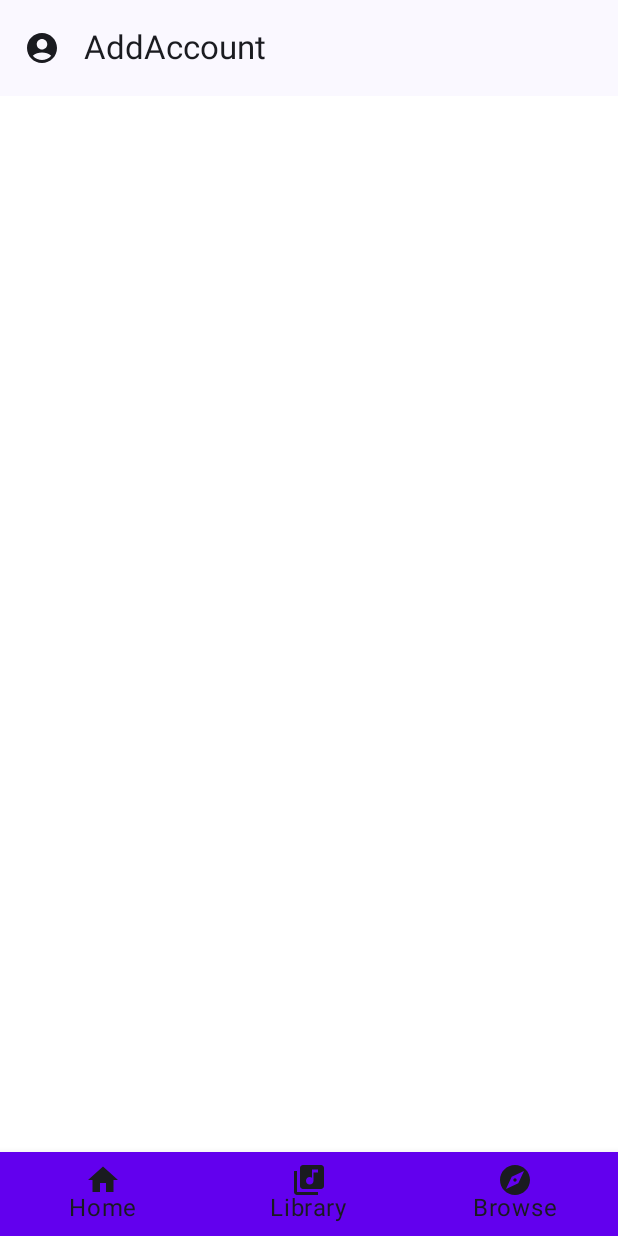
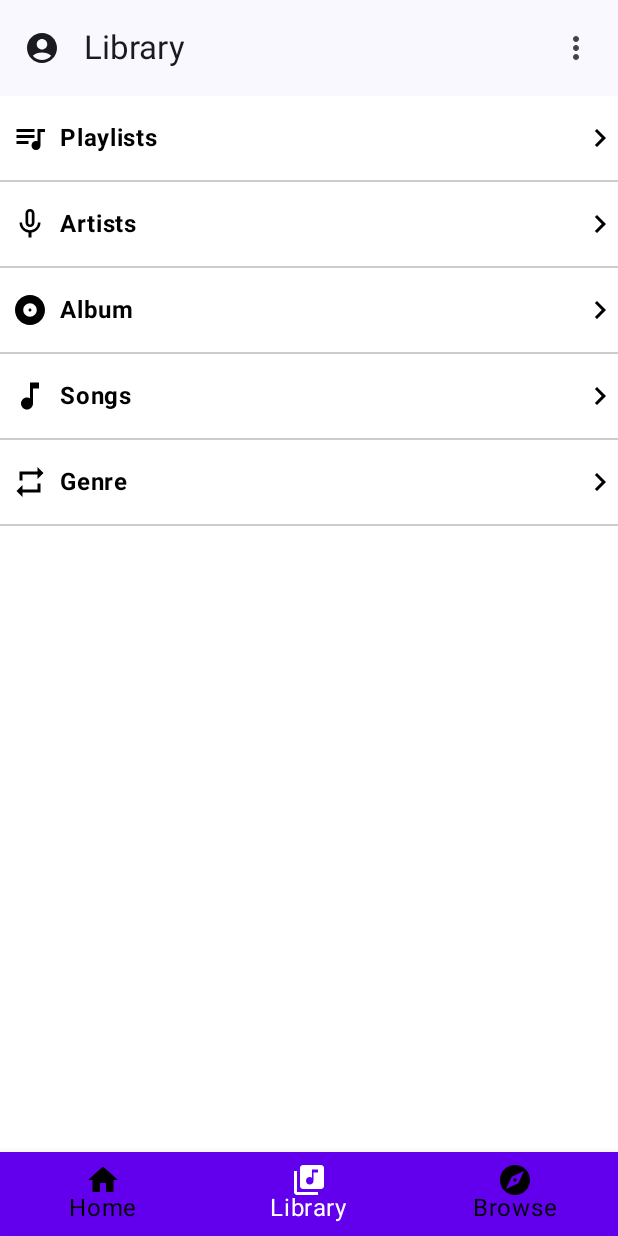
Before and after one commit to KaeithEmmanuel/MusicAppUi, an Android app built with Jetpack Compose: the screen it shows after launch (MainActivity), item 2 of the bottom bar chosen, on a phone screen of 412 x 824 dp. Run offline under Robolectric (Android 15) with nearby library versions, the phone set to English and light mode, and no system bars.

Commit message:
UI PRACTICE DONE

```diff
--- /dev/null
+++ b/app/src/main/java/com/example/musicappui/Dummy.kt
@@ -0,0 +1,14 @@
+package com.example.musicappui
+
+import androidx.annotation.DrawableRes
+
+data class Lib(@DrawableRes val icon:Int,
+    val name:String)
+
+val libraries= listOf<Lib>(
+    Lib(R.drawable.baseline_queue_music_24,name="Playlists"),
+    Lib(R.drawable.baseline_mic_none_24,name="Artists"),
+    Lib(R.drawable.baseline_album_24,name="Album"),
+    Lib(R.drawable.baseline_music_note_24, name = "Songs"),
+    Lib(R.drawable.baseline_repeat_24, name = "Genre")
+)
--- a/app/src/main/java/com/example/musicappui/ui/theme/HomeView.kt
+++ b/app/src/main/java/com/example/musicappui/ui/theme/HomeView.kt
@@ -17,6 +17,7 @@ import androidx.compose.ui.Alignment
 import androidx.compose.ui.Modifier
 import androidx.compose.ui.graphics.Color
 import androidx.compose.ui.res.painterResource
+import androidx.compose.ui.text.font.FontWeight
 import androidx.compose.ui.unit.dp
 import com.example.musicappui.R
 
@@ -28,7 +29,8 @@ fun Home() {
     LazyColumn {
         grouped.forEach {
             stickyHeader {
-                Text(text = it.value[0], modifier = Modifier.padding(16.dp))
+                Text(text = it.value[0], modifier = Modifier.padding(16.dp),color = Color.Black,
+                    fontWeight = FontWeight.Bold)
                 LazyRow {
                     items(categories) { cat ->
                         BrowserItem(cat, drawable = R.drawable.baseline_explore_24)
@@ -51,7 +53,8 @@ fun BrowserItem(cat: String, drawable: Int) {
             verticalArrangement = Arrangement.Center,
             horizontalAlignment = Alignment.CenterHorizontally
         ) {
-            Text(text = cat)
+            Text(text = cat,color = Color.Black,
+                fontWeight = FontWeight.Bold)
             Image(painter = painterResource(id = drawable), contentDescription = cat)
         }
     }
--- /dev/null
+++ b/app/src/main/java/com/example/musicappui/ui/theme/LibraryView.kt
@@ -0,0 +1,57 @@
+package com.example.musicappui.ui.theme
+
+import androidx.compose.foundation.layout.Arrangement
+import androidx.compose.foundation.layout.Column
+import androidx.compose.foundation.layout.Row
+import androidx.compose.foundation.layout.fillMaxSize
+import androidx.compose.foundation.layout.fillMaxWidth
+import androidx.compose.foundation.layout.padding
+import androidx.compose.foundation.lazy.LazyColumn
+import androidx.compose.foundation.lazy.items
+import androidx.compose.material.icons.Icons
+import androidx.compose.material.icons.filled.KeyboardArrowRight
+import androidx.compose.material3.Divider
+import androidx.compose.material3.Icon
+import androidx.compose.material3.Text
+import androidx.compose.runtime.Composable
+import androidx.compose.ui.Modifier
+import androidx.compose.ui.graphics.Color
+import androidx.compose.ui.res.painterResource
+import androidx.compose.ui.text.font.FontWeight
+import androidx.compose.ui.unit.dp
+import com.example.musicappui.Lib
+import com.example.musicappui.libraries
+
+@Composable
+fun Library() {
+    LazyColumn() {
+        items(libraries) { lib ->
+            LibItem(lib = lib)
+        }
+    }
+}
+
+@Composable
+fun LibItem(lib: Lib) {
+    Column {
+        Row(
+            modifier = Modifier
+                .fillMaxWidth()
+                .padding(vertical = 16.dp),
+            horizontalArrangement = Arrangement.SpaceBetween
+        ) {
+            Row {
+                Icon(
+                    painter = painterResource(id = lib.icon),
+                    modifier = Modifier.padding(horizontal = 8.dp),
+                    contentDescription = lib.name,
+                    tint = Color.Black
+                )
+                Text(text = lib.name,color = Color.Black,
+                    fontWeight = FontWeight.Bold)
+            }
+            Icon(imageVector = Icons.Filled.KeyboardArrowRight, tint = Color.Black, contentDescription = null)
+        }
+    }
+    Divider(color = Color.LightGray)
+}
--- a/app/src/main/java/com/example/musicappui/ui/theme/MainView.kt
+++ b/app/src/main/java/com/example/musicappui/ui/theme/MainView.kt
@@ -1,37 +1,51 @@
 package com.example.musicappui.ui
 
+import android.util.Log
 import androidx.compose.foundation.background
 import androidx.compose.foundation.clickable
+import androidx.compose.foundation.layout.Arrangement
+import androidx.compose.foundation.layout.Box
+import androidx.compose.foundation.layout.Column
 import androidx.compose.foundation.layout.PaddingValues
 import androidx.compose.foundation.layout.Row
+import androidx.compose.foundation.layout.fillMaxSize
 import androidx.compose.foundation.layout.fillMaxWidth
+import androidx.compose.foundation.layout.height
 import androidx.compose.foundation.layout.padding
 import androidx.compose.foundation.layout.wrapContentSize
 import androidx.compose.foundation.lazy.LazyColumn
 import androidx.compose.foundation.lazy.items
+import androidx.compose.foundation.shape.RoundedCornerShape
 import androidx.compose.material.BottomNavigation
 import androidx.compose.material.BottomNavigationItem
+import androidx.compose.material.ExperimentalMaterialApi
 import androidx.compose.material.MaterialTheme
+import androidx.compose.material.ModalBottomSheetLayout
+import androidx.compose.material.ModalBottomSheetValue
+import androidx.compose.material.Scaffold
 import androidx.compose.material.ScaffoldState
 import androidx.compose.material.icons.Icons
 import androidx.compose.material.icons.filled.AccountCircle
+import androidx.compose.material.icons.filled.MoreVert
+import androidx.compose.material.primarySurface
 import androidx.compose.material.rememberScaffoldState
 import androidx.compose.material3.ExperimentalMaterial3Api
 import androidx.compose.material3.Icon
 import androidx.compose.material3.IconButton
-import androidx.compose.material.Scaffold
 import androidx.compose.material3.Text
 import androidx.compose.material3.TopAppBar
+import androidx.compose.material3.rememberModalBottomSheetState
 import androidx.compose.runtime.Composable
 import androidx.compose.runtime.getValue
 import androidx.compose.runtime.mutableStateOf
 import androidx.compose.runtime.remember
 import androidx.compose.runtime.rememberCoroutineScope
+import androidx.compose.ui.Alignment
 import androidx.compose.ui.Modifier
 import androidx.compose.ui.graphics.Color
 import androidx.compose.ui.res.painterResource
-import androidx.compose.ui.text.font.FontWeight
 import androidx.compose.ui.unit.dp
+import androidx.compose.ui.unit.sp
 import androidx.lifecycle.viewmodel.compose.viewModel
 import androidx.navigation.NavController
 import androidx.navigation.NavHostController
@@ -41,17 +55,19 @@ import androidx.navigation.compose.currentBackStackEntryAsState
 import androidx.navigation.compose.rememberNavController
 import com.example.musicappui.AccountDialog
 import com.example.musicappui.MainViewModel
+import com.example.musicappui.R
 import com.example.musicappui.Screen
 import com.example.musicappui.screenInBottom
 import com.example.musicappui.screensInDrawer
 import com.example.musicappui.ui.theme.AccountView
 import com.example.musicappui.ui.theme.BrowseScreen
 import com.example.musicappui.ui.theme.Home
+import com.example.musicappui.ui.theme.Library
 import com.example.musicappui.ui.theme.SubscriptionView
 import kotlinx.coroutines.CoroutineScope
 import kotlinx.coroutines.launch
 
-@OptIn(ExperimentalMaterial3Api::class)
+@OptIn(ExperimentalMaterial3Api::class, ExperimentalMaterialApi::class)
 @Composable
 fun MainView() {
 
@@ -60,9 +76,14 @@ fun MainView() {
     val dialogOpen = remember {
         mutableStateOf(false)
     }
+    val isSheetFullScreen by remember {
+        mutableStateOf(false)
+    }
+    val modifier = if (isSheetFullScreen) Modifier.fillMaxSize() else Modifier.fillMaxWidth()
     //Allow  us
     val controller: NavController = rememberNavController()
     val navBackStackEntry by controller.currentBackStackEntryAsState()
+
     val currentRoute = navBackStackEntry?.destination?.route
     val viewModel: MainViewModel = viewModel()
     val currentScreen = remember {
@@ -72,20 +93,35 @@ fun MainView() {
 
         mutableStateOf(currentScreen.title)
     }
+    val modalSheetState = androidx.compose.material.rememberModalBottomSheetState(
+        initialValue = ModalBottomSheetValue.Hidden,
+        confirmValueChange = { it != ModalBottomSheetValue.HalfExpanded }
+    )
+    val roundedcornerradius = if (isSheetFullScreen) 0.dp else 12.dp
     val bottomBar: @Composable () -> Unit = {
         if (currentScreen is Screen.DrawerScreen || currentScreen == Screen.BottomScreen.Home) {
             BottomNavigation(Modifier.wrapContentSize()) {
                 screenInBottom.forEach { item ->
+                    val isSelected = currentRoute == item.bRoute
+                    Log.d(
+                        "Navigation",
+                        "Item:${item.bTitle},Cuurr Route:${item.bRoute} is selected"
+                    )
+                    val tint = if (isSelected) Color.White else Color.Black
                     BottomNavigationItem(
                         selected = currentRoute == item.bRoute,
-                        onClick = { controller.navigate(item.bRoute) },
+                        onClick = { controller.navigate(item.bRoute)
+                                  title.value=item.bTitle
+                                  },
                         icon = {
+
                             Icon(
+                                tint = tint,
                                 contentDescription = item.bTitle,
                                 painter = painterResource(id = item.icon)
                             )
                         },
-                        label = { Text(text = item.bTitle) },
+                        label = { Text(text = item.bTitle, color = tint) },
                         selectedContentColor = Color.White,
                         unselectedContentColor = Color.Black
                     )
@@ -93,17 +129,42 @@ fun MainView() {
             }
         }
     }
+
+    ModalBottomSheetLayout(
+        sheetState = modalSheetState,
+        sheetShape = RoundedCornerShape(
+            topStart = roundedcornerradius,
+            topEnd = roundedcornerradius
+        ),
+        sheetContent = {
+            MoreButtonSheet(modifier = modifier)
+        }) {
         Scaffold(
             bottomBar = bottomBar,
             topBar = {
                 TopAppBar(title = { Text(text = title.value) },
+                    actions = {
+                        IconButton(onClick = {
+                            scope.launch {
+                                if (modalSheetState.isVisible)
+                                    modalSheetState.hide()
+                                else
+                                    modalSheetState.show()
+                            }
+                        }) {
+                            Icon(imageVector = Icons.Default.MoreVert, contentDescription = null)
+                        }
+                    },
                     navigationIcon = {
                         IconButton(onClick = {
                             scope.launch {
                                 scaffoldState.drawerState.open()
                             }
                         }) {
-                        Icon(imageVector = Icons.Default.AccountCircle, contentDescription = "Menu")
+                            Icon(
+                                imageVector = Icons.Default.AccountCircle,
+                                contentDescription = "Menu"
+                            )
                         }
                     })
             }, scaffoldState = scaffoldState,
@@ -128,6 +189,49 @@ fun MainView() {
         ) {
             Navigation(navController = controller, viewModel = viewModel, pd = it)
             AccountDialog(dialogOpen = dialogOpen)
+        }
+    }
+
+}
+
+@Composable
+fun MoreButtonSheet(modifier: Modifier) {
+    Box(
+        Modifier
+            .fillMaxWidth()
+            .height(300.dp)
+            .background(MaterialTheme.colors.primarySurface)
+    ) {
+        Column(Modifier.padding(16.dp), verticalArrangement = Arrangement.SpaceBetween) {
+            Row(Modifier.padding(8.dp), verticalAlignment = Alignment.CenterVertically,horizontalArrangement = Arrangement.Center) {
+                Icon(
+                    modifier = Modifier.padding(8.dp),
+                    painter = painterResource(id = R.drawable.baseline_settings_24),
+                    contentDescription = null,
+                    tint = Color.Black
+                )
+                Text(text = "Settings", fontSize = 20.sp, color = Color.White)
+            }
+            Row(Modifier.padding(8.dp),verticalAlignment = Alignment.CenterVertically,horizontalArrangement = Arrangement.Center) {
+                Icon(
+                    modifier = Modifier.padding(8.dp),
+                    painter = painterResource(id = R.drawable.baseline_share_24),
+                    contentDescription = null,
+                    tint = Color.Black
+                )
+                Text(text = "Share", fontSize = 20.sp, color = Color.White)
+            }
+            Row(Modifier.padding(8.dp),verticalAlignment = Alignment.CenterVertically, horizontalArrangement = Arrangement.Center) {
+                Icon(
+                    modifier = Modifier.padding(8.dp),
+                    painter = painterResource(id = R.drawable.baseline_help_24),
+                    contentDescription = null,
+                    tint = Color.Black
+                )
+                Text(text = "Help", fontSize = 20.sp, color = Color.White)
+            }
+        }
+
     }
 }
 
@@ -166,14 +270,14 @@ fun Navigation(navController: NavController, viewModel: MainViewModel, pd: Paddi
         modifier = Modifier.padding(pd)
     ) {
 
-        composable(Screen.BottomScreen.Home.bRoute){
+        composable(Screen.BottomScreen.Home.bRoute) {
             Home()
         }
-        composable(Screen.BottomScreen.Browse.bRoute){
+        composable(Screen.BottomScreen.Browse.bRoute) {
             BrowseScreen()
         }
-        composable(Screen.BottomScreen.Library.bRoute){
-
+        composable(Screen.BottomScreen.Library.bRoute) {
+            Library()
         }
         composable(Screen.DrawerScreen.Account.route) {
             AccountView()
--- /dev/null
+++ b/app/src/main/res/drawable/baseline_album_24.xml
@@ -0,0 +1,5 @@
+<vector android:height="24dp" android:tint="#000000"
+    android:viewportHeight="24" android:viewportWidth="24"
+    android:width="24dp" xmlns:android="http://schemas.android.com/apk/res/android">
+    <path android:fillColor="@android:color/white" android:pathData="M12,2C6.48,2 2,6.48 2,12s4.48,10 10,10 10,-4.48 10,-10S17.52,2 12,2zM12,16.5c-2.49,0 -4.5,-2.01 -4.5,-4.5S9.51,7.5 12,7.5s4.5,2.01 4.5,4.5 -2.01,4.5 -4.5,4.5zM12,11c-0.55,0 -1,0.45 -1,1s0.45,1 1,1 1,-0.45 1,-1 -0.45,-1 -1,-1z"/>
+</vector>
--- /dev/null
+++ b/app/src/main/res/drawable/baseline_help_24.xml
@@ -0,0 +1,5 @@
+<vector android:autoMirrored="true" android:height="24dp"
+    android:tint="#000000" android:viewportHeight="24"
+    android:viewportWidth="24" android:width="24dp" xmlns:android="http://schemas.android.com/apk/res/android">
+    <path android:fillColor="@android:color/white" android:pathData="M12,2C6.48,2 2,6.48 2,12s4.48,10 10,10 10,-4.48 10,-10S17.52,2 12,2zM13,19h-2v-2h2v2zM15.07,11.25l-0.9,0.92C13.45,12.9 13,13.5 13,15h-2v-0.5c0,-1.1 0.45,-2.1 1.17,-2.83l1.24,-1.26c0.37,-0.36 0.59,-0.86 0.59,-1.41 0,-1.1 -0.9,-2 -2,-2s-2,0.9 -2,2L8,9c0,-2.21 1.79,-4 4,-4s4,1.79 4,4c0,0.88 -0.36,1.68 -0.93,2.25z"/>
+</vector>
--- /dev/null
+++ b/app/src/main/res/drawable/baseline_mic_none_24.xml
@@ -0,0 +1,5 @@
+<vector android:height="24dp" android:tint="#000000"
+    android:viewportHeight="24" android:viewportWidth="24"
+    android:width="24dp" xmlns:android="http://schemas.android.com/apk/res/android">
+    <path android:fillColor="@android:color/white" android:pathData="M12,14c1.66,0 2.99,-1.34 2.99,-3L15,5c0,-1.66 -1.34,-3 -3,-3S9,3.34 9,5v6c0,1.66 1.34,3 3,3zM10.8,4.9c0,-0.66 0.54,-1.2 1.2,-1.2 0.66,0 1.2,0.54 1.2,1.2l-0.01,6.2c0,0.66 -0.53,1.2 -1.19,1.2 -0.66,0 -1.2,-0.54 -1.2,-1.2L10.8,4.9zM17.3,11c0,3 -2.54,5.1 -5.3,5.1S6.7,14 6.7,11L5,11c0,3.41 2.72,6.23 6,6.72L11,21h2v-3.28c3.28,-0.48 6,-3.3 6,-6.72h-1.7z"/>
+</vector>
--- /dev/null
+++ b/app/src/main/res/drawable/baseline_queue_music_24.xml
@@ -0,0 +1,5 @@
+<vector android:autoMirrored="true" android:height="24dp"
+    android:tint="#000000" android:viewportHeight="24"
+    android:viewportWidth="24" android:width="24dp" xmlns:android="http://schemas.android.com/apk/res/android">
+    <path android:fillColor="@android:color/white" android:pathData="M15,6H3v2h12V6zM15,10H3v2h12V10zM3,16h8v-2H3V16zM17,6v8.18C16.69,14.07 16.35,14 16,14c-1.66,0 -3,1.34 -3,3s1.34,3 3,3s3,-1.34 3,-3V8h3V6H17z"/>
+</vector>
--- /dev/null
+++ b/app/src/main/res/drawable/baseline_repeat_24.xml
@@ -0,0 +1,5 @@
+<vector android:height="24dp" android:tint="#000000"
+    android:viewportHeight="24" android:viewportWidth="24"
+    android:width="24dp" xmlns:android="http://schemas.android.com/apk/res/android">
+    <path android:fillColor="@android:color/white" android:pathData="M7,7h10v3l4,-4 -4,-4v3L5,5v6h2L7,7zM17,17L7,17v-3l-4,4 4,4v-3h12v-6h-2v4z"/>
+</vector>
--- /dev/null
+++ b/app/src/main/res/drawable/baseline_settings_24.xml
@@ -0,0 +1,5 @@
+<vector android:height="24dp" android:tint="#000000"
+    android:viewportHeight="24" android:viewportWidth="24"
+    android:width="24dp" xmlns:android="http://schemas.android.com/apk/res/android">
+    <path android:fillColor="@android:color/white" android:pathData="M19.14,12.94c0.04,-0.3 0.06,-0.61 0.06,-0.94c0,-0.32 -0.02,-0.64 -0.07,-0.94l2.03,-1.58c0.18,-0.14 0.23,-0.41 0.12,-0.61l-1.92,-3.32c-0.12,-0.22 -0.37,-0.29 -0.59,-0.22l-2.39,0.96c-0.5,-0.38 -1.03,-0.7 -1.62,-0.94L14.4,2.81c-0.04,-0.24 -0.24,-0.41 -0.48,-0.41h-3.84c-0.24,0 -0.43,0.17 -0.47,0.41L9.25,5.35C8.66,5.59 8.12,5.92 7.63,6.29L5.24,5.33c-0.22,-0.08 -0.47,0 -0.59,0.22L2.74,8.87C2.62,9.08 2.66,9.34 2.86,9.48l2.03,1.58C4.84,11.36 4.8,11.69 4.8,12s0.02,0.64 0.07,0.94l-2.03,1.58c-0.18,0.14 -0.23,0.41 -0.12,0.61l1.92,3.32c0.12,0.22 0.37,0.29 0.59,0.22l2.39,-0.96c0.5,0.38 1.03,0.7 1.62,0.94l0.36,2.54c0.05,0.24 0.24,0.41 0.48,0.41h3.84c0.24,0 0.44,-0.17 0.47,-0.41l0.36,-2.54c0.59,-0.24 1.13,-0.56 1.62,-0.94l2.39,0.96c0.22,0.08 0.47,0 0.59,-0.22l1.92,-3.32c0.12,-0.22 0.07,-0.47 -0.12,-0.61L19.14,12.94zM12,15.6c-1.98,0 -3.6,-1.62 -3.6,-3.6s1.62,-3.6 3.6,-3.6s3.6,1.62 3.6,3.6S13.98,15.6 12,15.6z"/>
+</vector>
--- /dev/null
+++ b/app/src/main/res/drawable/baseline_share_24.xml
@@ -0,0 +1,5 @@
+<vector android:height="24dp" android:tint="#000000"
+    android:viewportHeight="24" android:viewportWidth="24"
+    android:width="24dp" xmlns:android="http://schemas.android.com/apk/res/android">
+    <path android:fillColor="@android:color/white" android:pathData="M18,16.08c-0.76,0 -1.44,0.3 -1.96,0.77L8.91,12.7c0.05,-0.23 0.09,-0.46 0.09,-0.7s-0.04,-0.47 -0.09,-0.7l7.05,-4.11c0.54,0.5 1.25,0.81 2.04,0.81 1.66,0 3,-1.34 3,-3s-1.34,-3 -3,-3 -3,1.34 -3,3c0,0.24 0.04,0.47 0.09,0.7L8.04,9.81C7.5,9.31 6.79,9 6,9c-1.66,0 -3,1.34 -3,3s1.34,3 3,3c0.79,0 1.5,-0.31 2.04,-0.81l7.12,4.16c-0.05,0.21 -0.08,0.43 -0.08,0.65 0,1.61 1.31,2.92 2.92,2.92 1.61,0 2.92,-1.31 2.92,-2.92s-1.31,-2.92 -2.92,-2.92z"/>
+</vector>
```
Lines whose indentation alone changed are shown as unchanged.
